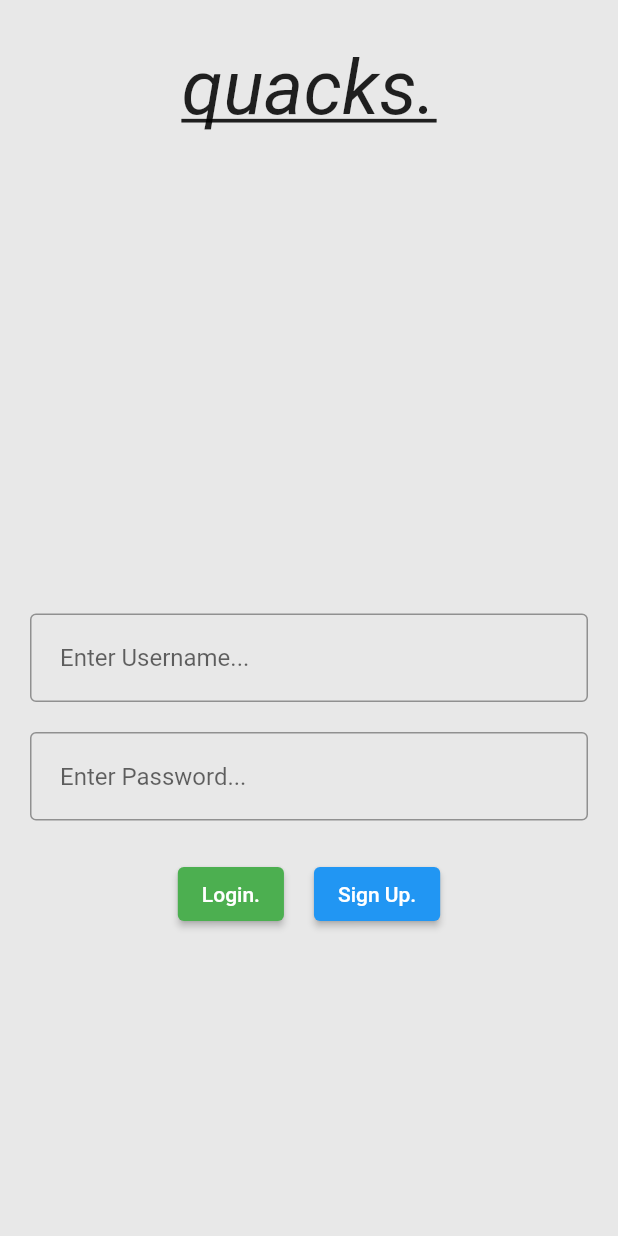
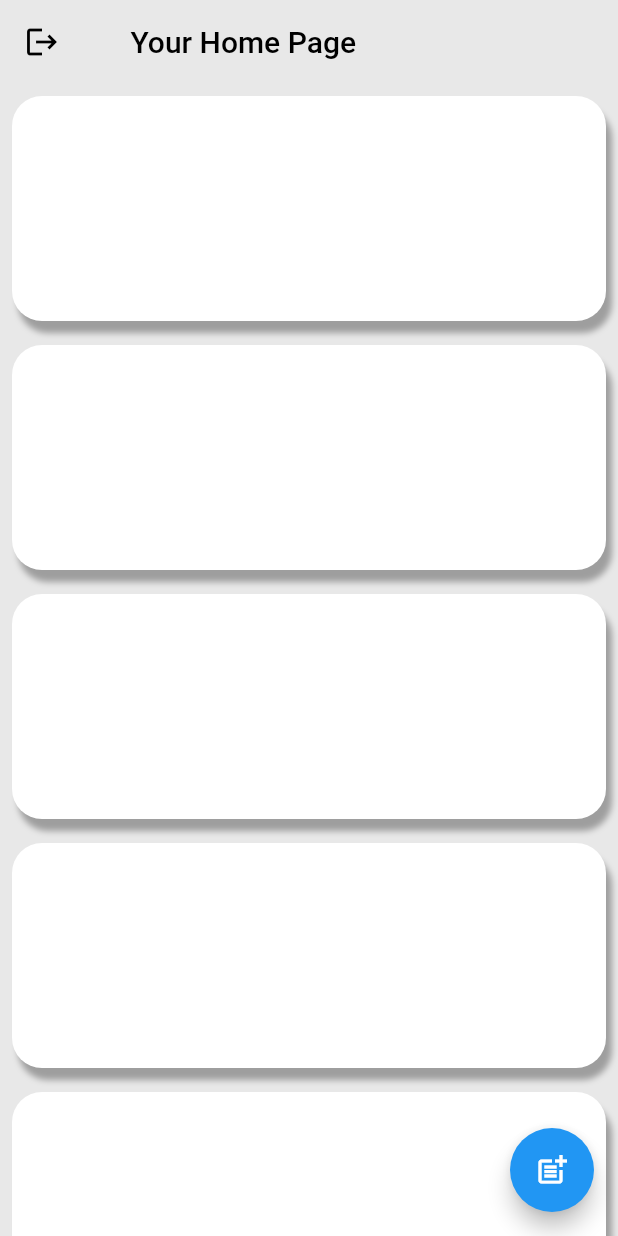
Before and after one commit to ibrahim-5/Quacks, a Flutter app: the screen it shows after launch, on a phone screen of 412 x 824 dp. Run offline on Flutter 3.47's test engine with Material 2 defaults, Android fonts, the light colour scheme and no system bars.

Commit message:
Added List View on home page, and buttons to log-out and create posts

```diff
--- a/lib/constants/colors.dart
+++ b/lib/constants/colors.dart
@@ -1,3 +1,5 @@
 import 'package:flutter/material.dart';
 
-const FINAL_BACKGROUND_COLOR = Color.fromARGB(255, 232, 232, 232);
+class QuacksColors {
+  static const FINAL_BACKGROUND_COLOR = Color.fromARGB(255, 232, 232, 232);
+}
--- a/lib/main.dart
+++ b/lib/main.dart
@@ -1,4 +1,5 @@
 import 'package:flutter/material.dart';
+import 'package:quacks/pages/home_page.dart';
 import 'package:quacks/pages/login_page.dart';
 
 void main() => runApp(const MyApp());
@@ -9,10 +10,12 @@ class MyApp extends StatelessWidget {
   @override
   Widget build(BuildContext context) {
     return MaterialApp(
+      debugShowCheckedModeBanner: false,
       title: 'Quacks',
-      initialRoute: '/',
+      initialRoute: '/home',
       routes: {
         '/': (context) => const LoginPage(),
+        '/home': (context) => const HomePage()
       },
     );
   }
--- a/lib/pages/home_page.dart
+++ b/lib/pages/home_page.dart
@@ -1,10 +1,56 @@
 import 'package:flutter/material.dart';
+import 'package:quacks/constants/colors.dart';
+import 'package:quacks/widgets/user_post.dart';
 
 class HomePage extends StatelessWidget {
   const HomePage({super.key});
 
   @override
   Widget build(BuildContext context) {
-    return Scaffold();
+    return WillPopScope(
+        onWillPop: () async {
+          return false;
+        },
+        child: Scaffold(
+          backgroundColor: QuacksColors.FINAL_BACKGROUND_COLOR,
+          appBar: AppBar(
+            backgroundColor: Colors.transparent,
+            elevation: 0,
+            leading: IconButton(
+              icon: const Icon(
+                Icons.logout,
+                color: Colors.black,
+              ),
+              onPressed: () => Navigator.pop(context),
+            ),
+            title: const Padding(
+              padding: EdgeInsets.only(left: 15.0),
+              child: Text(
+                "Your Home Page",
+                style: TextStyle(color: Colors.black),
+              ),
+            ),
+          ),
+          floatingActionButton: FloatingActionButton(
+            child: const Icon(Icons.post_add),
+            onPressed: () => Navigator.pushNamed(context, ''),
+          ),
+          body: PostList(),
+        ));
   }
 }
+
+class PostList extends StatelessWidget {
+  const PostList({
+    super.key,
+  });
+
+  @override
+  Widget build(BuildContext context) {
+    return ListView.builder(
+        itemCount: 100,
+        itemBuilder: (context, index) {
+          return UserPost(name: "name");
+        });
+  }
+}
--- a/lib/widgets/user_post.dart
+++ b/lib/widgets/user_post.dart
@@ -1,7 +1,8 @@
 import 'package:flutter/material.dart';
 
 class UserPost extends StatefulWidget {
-  const UserPost({super.key});
+  String name;
+  UserPost({super.key, required this.name});
 
   @override
   State<UserPost> createState() => _UserPostState();
@@ -10,6 +11,22 @@ class UserPost extends StatefulWidget {
 class _UserPostState extends State<UserPost> {
   @override
   Widget build(BuildContext context) {
-    return Container();
+    return Padding(
+      padding: const EdgeInsets.all(8.0),
+      child: Container(
+        height: 150,
+        decoration: BoxDecoration(
+            borderRadius: BorderRadius.circular(20),
+            color: Colors.white,
+            boxShadow: const [
+              BoxShadow(
+                color: Colors.grey,
+                blurRadius: 3,
+                offset: Offset(4, 8), // Shadow position
+              )
+            ]),
+        child: null,
+      ),
+    );
   }
 }
```
Also changed, not shown: lib/pages/login_page.dart (+19 -28 lines).
